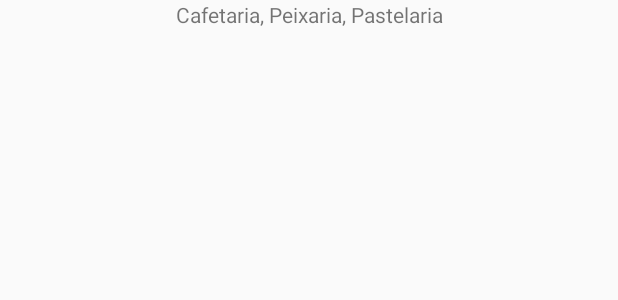
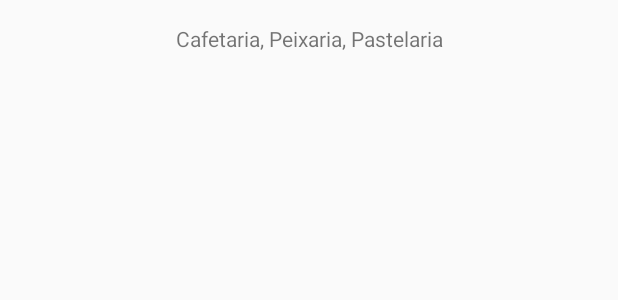
Before and after one commit to migueltaoliveira/pepes-ticket, an Android app: the layout group_ticket_recyclerview_item_row.xml on its own in the app's theme, with its tools: preview values and no code run, on a phone screen of 412 x 824 dp. Shown: the top 300 px of the screen. Run offline under Robolectric (Android 15) with nearby library versions, the phone set to English and light mode, and no system bars; network calls fail.

Commit message:
Adds margin to group tickets item view

```diff
--- a/app/src/main/res/layout/group_ticket_recyclerview_item_row.xml
+++ b/app/src/main/res/layout/group_ticket_recyclerview_item_row.xml
@@ -8,5 +8,6 @@
         android:layout_height="match_parent"
         android:gravity="center"
         android:id="@+id/group_ticket_item"
-        android:text="Cafetaria, Peixaria, Pastelaria"/>
+        android:text="Cafetaria, Peixaria, Pastelaria"
+        android:layout_margin="@dimen/fab_margin"/>
 </LinearLayout>
```
